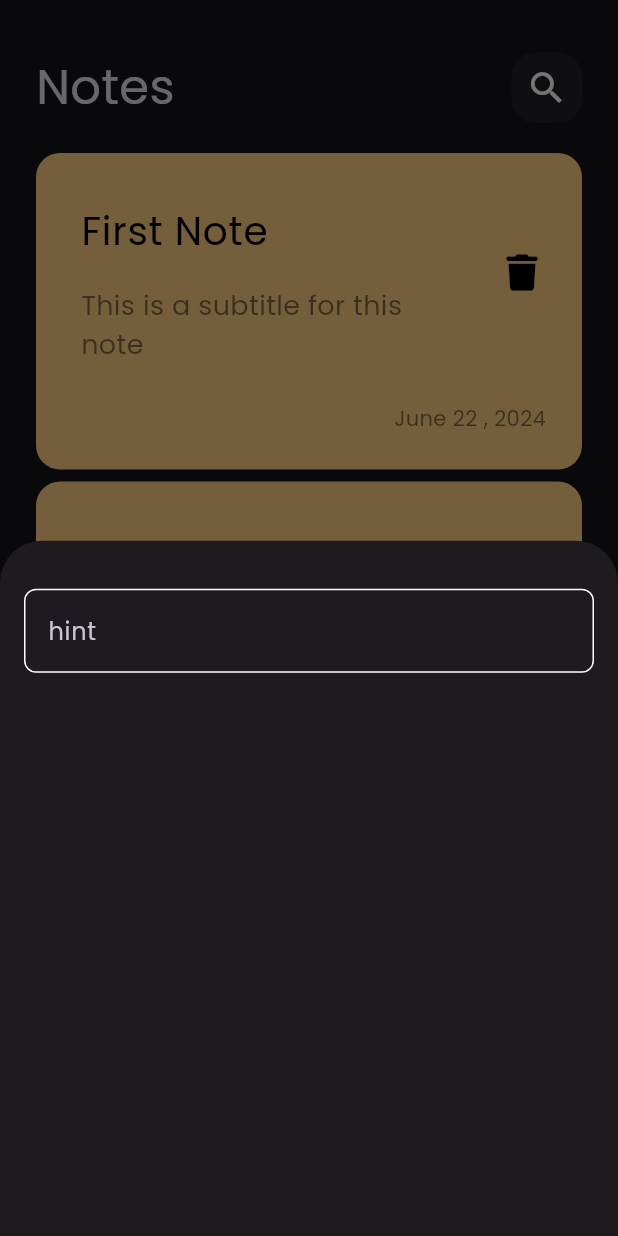
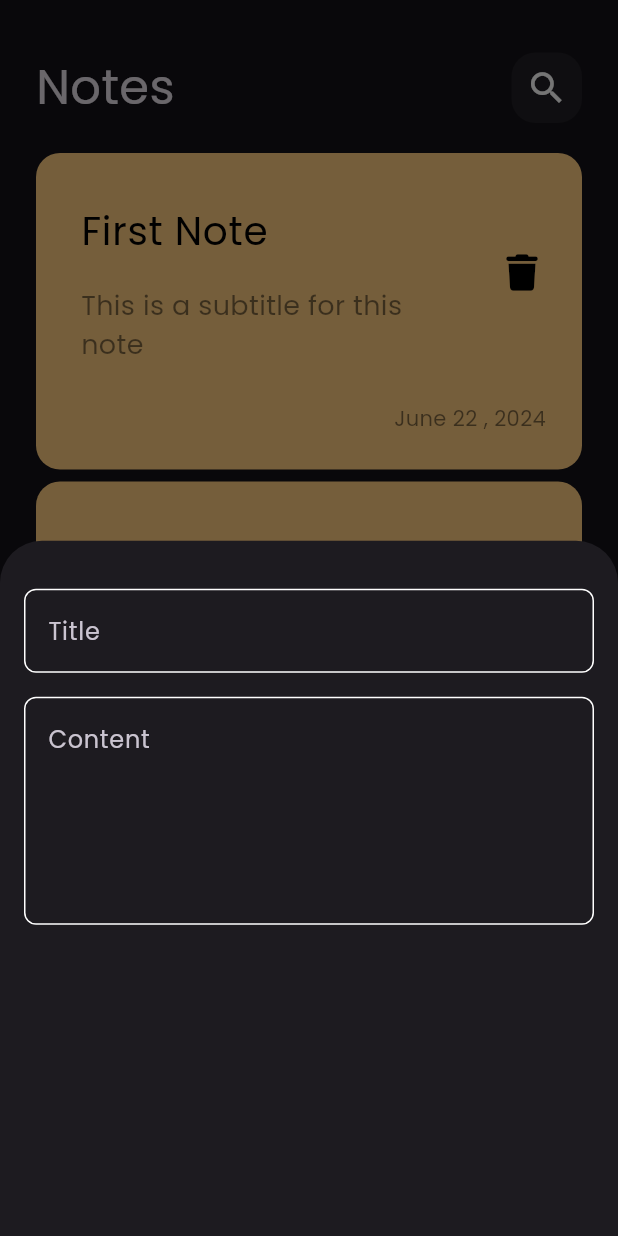
Before and after one commit to hazzemsalah/Note_App, a Flutter app: the screen it shows after launch, after a tap on the "add" icon, on a phone screen of 412 x 824 dp. Run offline on Flutter 3.47's test engine with Material 3 defaults, Android fonts, the phone set to English and light mode, and no system bars; our stand-ins replace font_awesome_flutter.

Commit message:
add fields to notes button sheet

```diff
--- a/lib/views/widgets/add_note_button_sheet.dart
+++ b/lib/views/widgets/add_note_button_sheet.dart
@@ -11,7 +11,9 @@ class AddNoteButtonSheet extends StatelessWidget {
       child: Column(
         children: [
           SizedBox(height: 32),
-          CustomTextField(),
+          CustomTextField(hintText: "Title"),
+          SizedBox(height: 16),
+          CustomTextField(hintText: "Content", maxLines: 5),
         ],
       ),
     );
--- a/lib/views/widgets/custom_text_field.dart
+++ b/lib/views/widgets/custom_text_field.dart
@@ -2,19 +2,19 @@ import 'package:_9_note_app/constants.dart';
 import 'package:flutter/material.dart';
 
 class CustomTextField extends StatelessWidget {
-  const CustomTextField({super.key});
-
+  const CustomTextField({super.key, required this.hintText, this.maxLines = 1});
+  final String hintText;
+  final int maxLines;
   @override
   Widget build(BuildContext context) {
     return TextField(
+      maxLines: maxLines,
       cursorColor: kPrimaryColor,
       decoration: InputDecoration(
-        hintText: "hint",
-
+        hintText: hintText,
         border: buildBorder(),
         enabledBorder: buildBorder(),
         focusedBorder: buildBorder(kPrimaryColor),
-
       ),
     );
   }
@@ -22,6 +22,7 @@ class CustomTextField extends StatelessWidget {
 
 OutlineInputBorder buildBorder([color]) {
   return OutlineInputBorder(
-      borderRadius: BorderRadius.circular(8),
-      borderSide: BorderSide(color: color ?? Colors.white));
+    borderRadius: BorderRadius.circular(8),
+    borderSide: BorderSide(color: color ?? Colors.white),
+  );
 }
```
